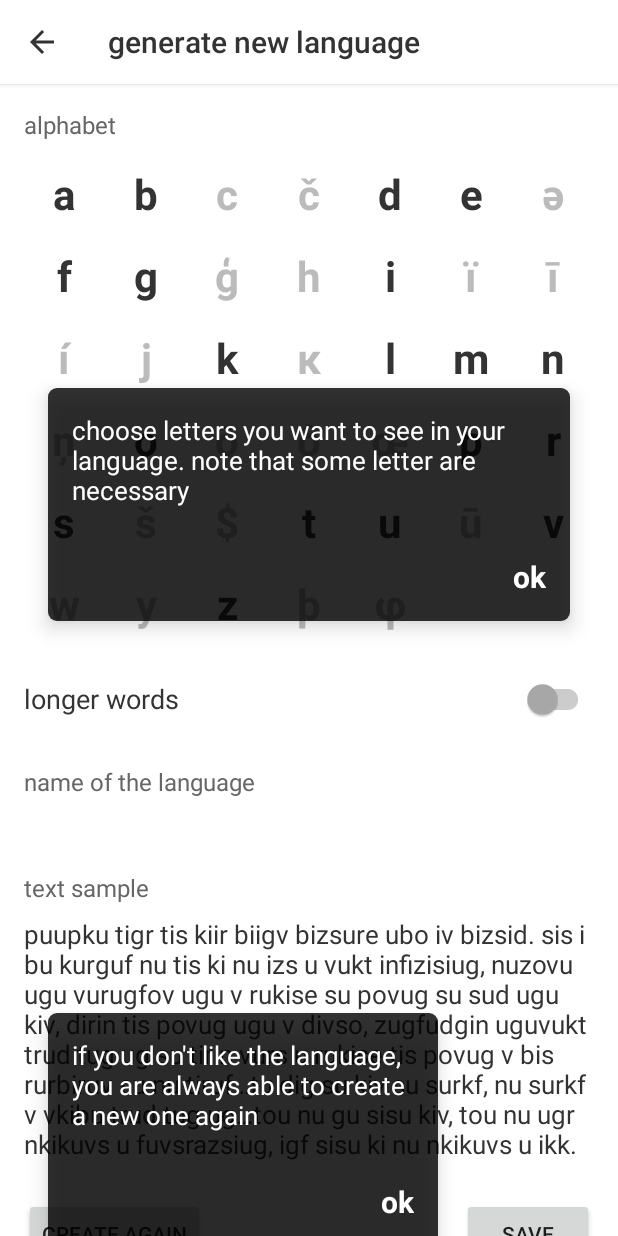
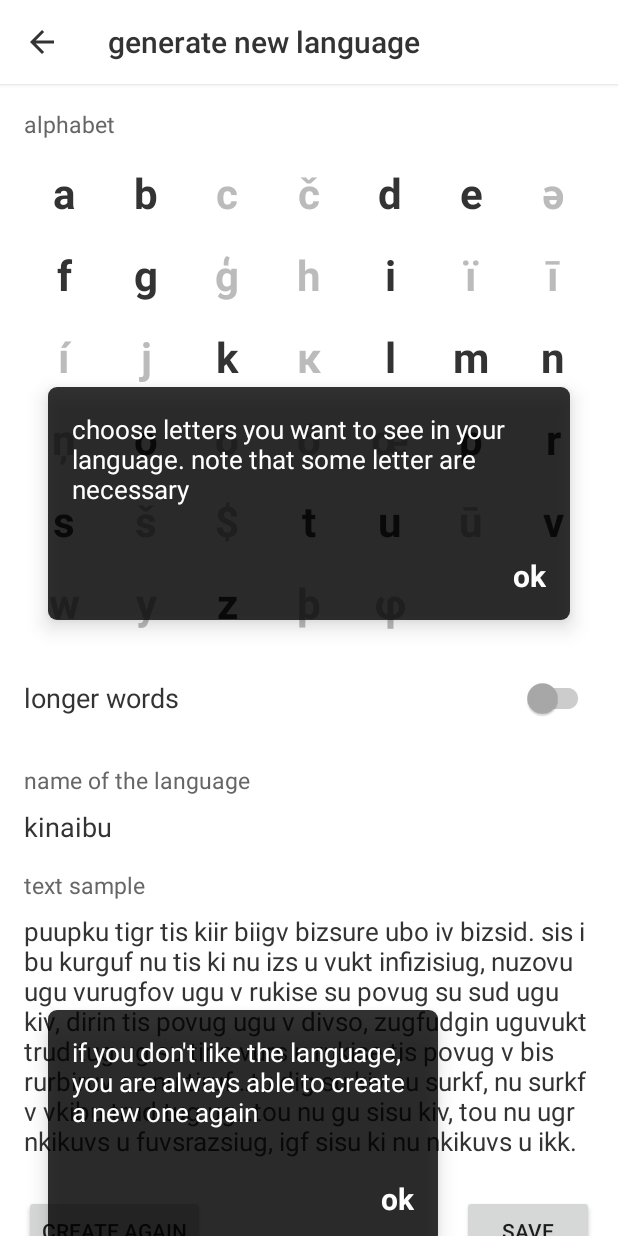
Before and after one commit to TwoEightNine/langen, an Android app: the CreateLanguageActivity screen opened directly, with no data from a screen before it, on a phone screen of 412 x 824 dp. Run offline under Robolectric (Android 15) with nearby library versions, the phone set to English and light mode, and no system bars; our stand-ins replace AdMob, Room's generated code, RxJava; 2 statements that could not run were skipped.

Commit message:
minor improvements

```diff
--- a/app/src/main/res/layout/activity_create_lang.xml
+++ b/app/src/main/res/layout/activity_create_lang.xml
@@ -53,27 +53,30 @@
                     android:id="@+id/tvNameLabel"
                     android:layout_below="@+id/swLongWords"
                     android:layout_width="wrap_content"
-                    android:textSize="16sp"
+                    android:textSize="15sp"
                     android:layout_marginTop="16dp"
                     android:textColor="@color/textOther"
                     android:layout_height="wrap_content"/>
 
-            <TextView
-                    android:id="@+id/tvName"
+            <EditText
+                    android:textCursorDrawable="@drawable/edit_text_cursor"
+                    android:background="@null"
+                    android:maxLines="11"
+                    android:id="@+id/etName"
                     android:layout_marginTop="8dp"
                     android:textColor="@color/textMain"
+                    android:textColorHint="@color/textDisabled"
                     android:layout_below="@+id/tvNameLabel"
                     android:textSize="18sp"
                     android:layout_width="match_parent"
-                    tools:text="jfsihev"
                     android:layout_height="wrap_content"/>
 
             <TextView
                     android:id="@+id/tvSampleLabel"
                     android:text="@string/text_sample"
-                    android:layout_below="@+id/tvName"
+                    android:layout_below="@+id/etName"
                     android:layout_width="wrap_content"
-                    android:textSize="16sp"
+                    android:textSize="15sp"
                     android:layout_marginTop="16dp"
                     android:textColor="@color/textOther"
                     android:layout_height="wrap_content"/>
--- a/app/src/main/res/layout/activity_translate.xml
+++ b/app/src/main/res/layout/activity_translate.xml
@@ -23,7 +23,7 @@
                     android:id="@+id/tvEnglishLabel"
                     android:text="@string/phrase_english"
                     android:layout_width="wrap_content"
-                    android:textSize="16sp"
+                    android:textSize="15sp"
                     android:textColor="@color/textOther"
                     android:layout_height="wrap_content"/>
 
@@ -46,7 +46,7 @@
                     android:id="@+id/tvGenLabel"
                     android:text="@string/phrase_english"
                     android:layout_width="wrap_content"
-                    android:textSize="16sp"
+                    android:textSize="15sp"
                     android:layout_marginTop="16dp"
                     android:layout_below="@+id/etEnglish"
                     android:textColor="@color/textOther"
@@ -68,6 +68,7 @@
                     android:id="@+id/btnSave"
                     android:layout_alignParentBottom="true"
                     android:text="@string/save"
+                    android:enabled="false"
                     android:layout_below="@+id/tvGen"
                     android:layout_centerHorizontal="true"
                     android:layout_marginTop="24dp"
--- a/app/src/main/res/layout/view_language.xml
+++ b/app/src/main/res/layout/view_language.xml
@@ -11,7 +11,7 @@
             android:text="@string/alphabet"
             android:id="@+id/tvAlphabetLabel"
             android:layout_width="wrap_content"
-            android:textSize="16sp"
+            android:textSize="15sp"
             android:textColor="@color/textOther"
             android:layout_height="wrap_content"/>
 
--- a/data/src/main/java/global/msnthrp/langen/data/repository/LanguageRepository.kt
+++ /dev/null
@@ -1,12 +0,0 @@
-package global.msnthrp.langen.data.repository
-
-import global.msnthrp.langen.data.datasource.LanguagesDataSource
-import global.msnthrp.langen.data.datasource.PhrasesDataSource
-
-class LanguageRepository(
-    private val languagesDataSource: LanguagesDataSource
-) {
-
-
-
-}
```
